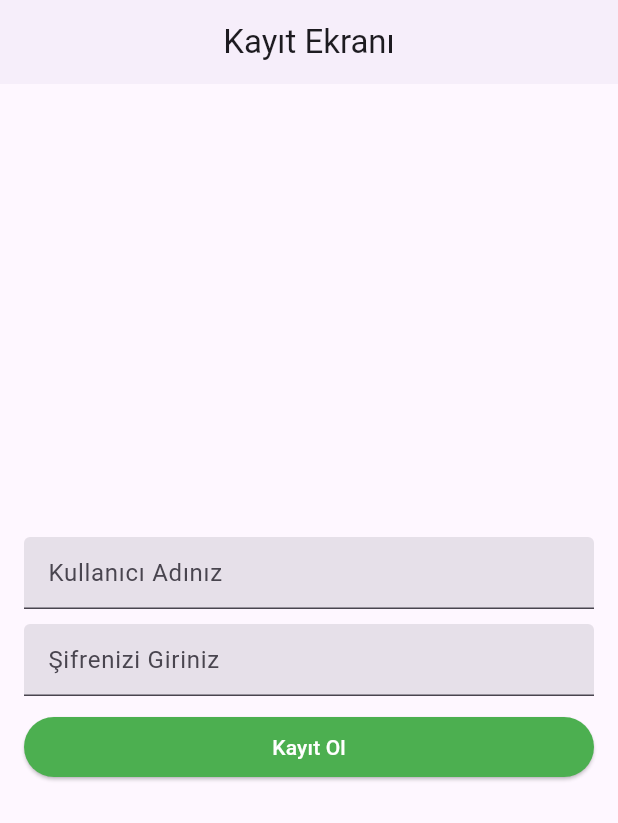
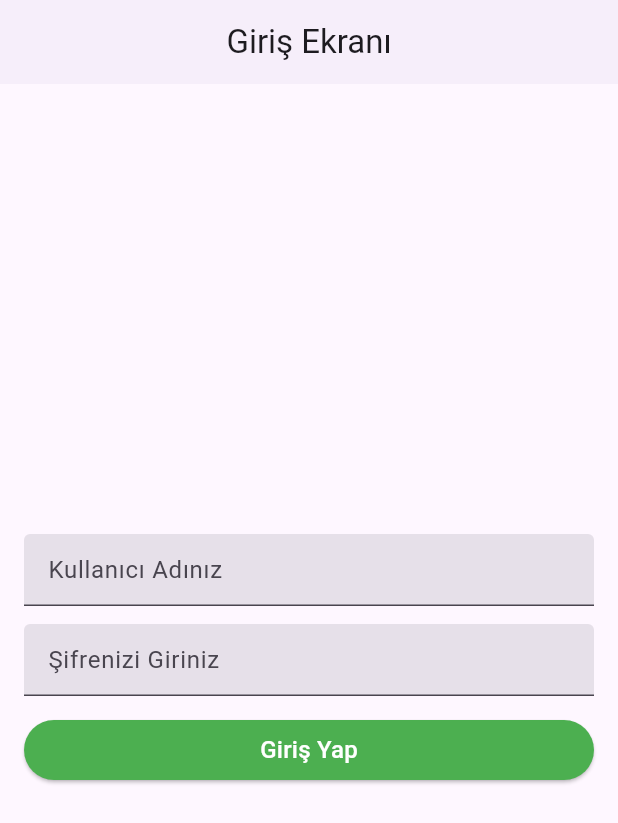
Before and after one commit to BerkayUludogan/hive_example, a Flutter app: the screen it shows after launch, on a phone screen of 412 x 824 dp. Shown: the top 823 px of the screen. Run offline on Flutter 3.47's test engine with Material 3 defaults, Android fonts, the phone set to English and light mode, and no system bars; our stand-ins replace equatable, flutter_bloc, get_it, hive_flutter, shared_preferences; missing offline and left inert: vexana; accounts and stored records are empty.

Commit message:
login screen added

```diff
--- /dev/null
+++ b/lib/feature/auth/login/view/login_view.dart
@@ -0,0 +1,39 @@
+import 'package:flutter/material.dart';
+import 'package:hive_example/feature/auth/widget/auth_textformfield.dart';
+import 'package:hive_example/product/constants/extensions/sizedbox_extension.dart';
+import 'package:hive_example/product/constants/strings/string_constants.dart';
+import 'package:hive_example/product/widget/button/normal_button.dart';
+import 'package:hive_example/product/widget/custom_app_bar.dart';
+
+part '../widget/login_textform_button.dart';
+
+class LoginView extends StatefulWidget {
+  const LoginView({super.key});
+
+  @override
+  State<LoginView> createState() => _LoginViewState();
+}
+
+class _LoginViewState extends State<LoginView> {
+  @override
+  Widget build(BuildContext context) {
+    return Scaffold(
+      appBar: _appBar(),
+      body: _body(),
+    );
+  }
+
+  CustomAppBar _appBar() {
+    return const CustomAppBar(
+      title: StringConstants.loginView,
+      centerTitle: true,
+    );
+  }
+
+  Padding _body() {
+    return const Padding(
+      padding: EdgeInsets.symmetric(horizontal: 16),
+      child: LoginTextFormButton(),
+    );
+  }
+}
--- /dev/null
+++ b/lib/feature/auth/login/view_model/login_view_model.dart
@@ -0,0 +1,7 @@
+import 'package:flutter/material.dart';
+import 'package:hive_example/feature/auth/login/view/login_view.dart';
+
+abstract class LoginViewModel extends State<LoginView> {
+  TextEditingController usernameController = TextEditingController();
+  TextEditingController passwordController = TextEditingController();
+}
--- /dev/null
+++ b/lib/feature/auth/login/widget/login_textform_button.dart
@@ -0,0 +1,23 @@
+part of '../view/login_view.dart';
+
+class LoginTextFormButton extends StatelessWidget {
+  const LoginTextFormButton({super.key});
+
+  @override
+  Widget build(BuildContext context) {
+    return Column(
+      mainAxisAlignment: MainAxisAlignment.center,
+      children: [
+        AuthTextformfield(
+          hintText: StringConstants.yourUsername,
+        ),
+        const SizedBox().hight,
+        AuthTextformfield(
+          hintText: StringConstants.enterYourPassword,
+        ),
+        const SizedBox().hight,
+        NormalButton(text: StringConstants.signIn, onPressed: () {}),
+      ],
+    );
+  }
+}
--- a/lib/feature/auth/register/view/register_view.dart
+++ b/lib/feature/auth/register/view/register_view.dart
@@ -1,12 +1,21 @@
 import 'package:flutter/material.dart';
-import 'package:hive_example/feature/auth/widget/column_textformfield.dart';
-import 'package:hive_example/product/constants/string_constants.dart';
+import 'package:hive_example/feature/auth/register/view_model/register_view_model.dart';
+import 'package:hive_example/feature/auth/widget/auth_textformfield.dart';
+import 'package:hive_example/product/constants/extensions/sizedbox_extension.dart';
+import 'package:hive_example/product/constants/strings/string_constants.dart';
 import 'package:hive_example/product/widget/button/normal_button.dart';
 import 'package:hive_example/product/widget/custom_app_bar.dart';
 
-class RegisterView extends StatelessWidget {
+part '../widget/registry_textformfield_button.dart';
+
+class RegisterView extends StatefulWidget {
   const RegisterView({super.key});
 
+  @override
+  State<RegisterView> createState() => _RegisterViewState();
+}
+
+class _RegisterViewState extends RegisterViewModel {
   @override
   Widget build(BuildContext context) {
     return Scaffold(
@@ -14,16 +23,19 @@ class RegisterView extends StatelessWidget {
         title: StringConstants.registryView,
         centerTitle: true,
       ),
-      body: Center(
-        child: Padding(
-          padding: const EdgeInsets.symmetric(horizontal: 16),
-          child: Column(
-            mainAxisAlignment: MainAxisAlignment.center,
-            children: [
-              const ColumnTextformfield(),
-              NormalButton(text: StringConstants.signUp, onPressed: () {}),
-            ],
-          ),
+      body: _body(),
+    );
+  }
+
+  Center _body() {
+    return const Center(
+      child: Padding(
+        padding: EdgeInsets.symmetric(horizontal: 16),
+        child: Column(
+          mainAxisAlignment: MainAxisAlignment.center,
+          children: [
+            ColumnTextformfieldButton(),
+          ],
         ),
       ),
     );
--- a/lib/feature/auth/widget/column_textformfield.dart
+++ /dev/null
@@ -1,28 +0,0 @@
-import 'package:flutter/material.dart';
-import 'package:hive_example/feature/auth/widget/auth_textformfield.dart';
-import 'package:hive_example/product/constants/string_constants.dart';
-
-class ColumnTextformfield extends StatelessWidget {
-  const ColumnTextformfield({super.key});
-
-  @override
-  Widget build(BuildContext context) {
-    return Column(
-      mainAxisAlignment: MainAxisAlignment.center,
-      children: [
-        AuthTextformfield(
-          hintText: StringConstants.yourUsername,
-        ),
-        const SizedBox(
-          height: 10,
-        ),
-        AuthTextformfield(
-          hintText: StringConstants.enterYourPassword,
-        ),
-        const SizedBox(
-          height: 10,
-        ),
-      ],
-    );
-  }
-}
--- a/lib/main.dart
+++ b/lib/main.dart
@@ -1,5 +1,5 @@
 import 'package:flutter/material.dart';
-import 'package:hive_example/feature/auth/register/view/register_view.dart';
+import 'package:hive_example/feature/auth/login/view/login_view.dart';
 import 'package:hive_example/product/init/application_initialize.dart';
 
 void main() async {
@@ -15,7 +15,7 @@ class _MyApp extends StatelessWidget {
     return const MaterialApp(
       debugShowCheckedModeBanner: false,
       title: 'Material App',
-      home: RegisterView(),
+      home: LoginView(),
     );
   }
 }
--- a/lib/product/constants/string_constants.dart
+++ b/lib/product/constants/strings/string_constants.dart
@@ -6,4 +6,8 @@ final class StringConstants {
   static const yourUsername = 'Kullanıcı Adınız';
   static const enterYourPassword = 'Şifrenizi Giriniz';
   static const signUp = 'Kayıt Ol';
+
+  /// Login View
+  static const loginView = 'Giriş Ekranı';
+  static const signIn = 'Giriş Yap';
 }
--- a/lib/product/widget/button/normal_button.dart
+++ b/lib/product/widget/button/normal_button.dart
@@ -10,8 +10,9 @@ class NormalButton extends StatelessWidget {
       style: ElevatedButton.styleFrom(
         backgroundColor: Colors.green,
         foregroundColor: Colors.white,
+        textStyle: Theme.of(context).textTheme.titleMedium,
       ),
-      onPressed: () {},
+      onPressed: onPressed,
       child: Center(
         child: Text(
           text,
```
Also changed, not shown: lib/feature/auth/register/view_model/register_view_model.dart (added, +22 -0 lines), lib/feature/auth/register/widget/registry_textformfield_button.dart (added, +27 -0 lines), lib/product/constants/extensions/sizedbox_extension.dart (added, +7 -0 lines).
